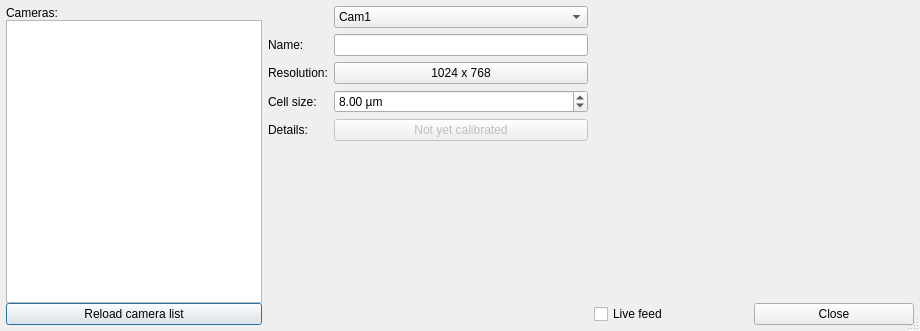
First picture: the form in gui/camerasettingsdialog.ui, repository ryaninvents/PicoScan, before the edit.
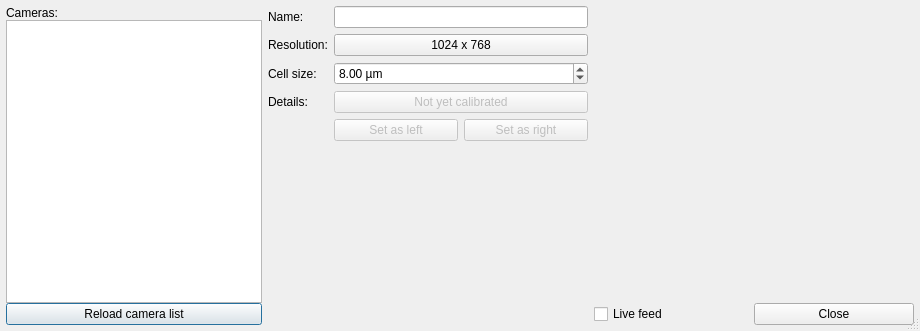
Second picture: the form after the edit. Icons and pictures are not drawn. Custom widgets are drawn as their Qt base class.

What changed in the file:
```diff
--- a/gui/camerasettingsdialog.ui
+++ b/gui/camerasettingsdialog.ui
@@ -92,38 +92,38 @@
      <property name="fieldGrowthPolicy">
       <enum>QFormLayout::AllNonFixedFieldsGrow</enum>
      </property>
-     <item row="1" column="0">
+     <item row="0" column="0">
       <widget class="QLabel" name="label_2">
        <property name="text">
         <string>Name:</string>
        </property>
       </widget>
      </item>
-     <item row="1" column="1">
+     <item row="0" column="1">
       <widget class="QLineEdit" name="camName"/>
      </item>
-     <item row="2" column="0">
+     <item row="1" column="0">
       <widget class="QLabel" name="label_5">
        <property name="text">
         <string>Resolution:</string>
        </property>
       </widget>
      </item>
-     <item row="2" column="1">
+     <item row="1" column="1">
       <widget class="QPushButton" name="resolution">
        <property name="text">
         <string>1024 x 768</string>
        </property>
       </widget>
      </item>
-     <item row="3" column="0">
+     <item row="2" column="0">
       <widget class="QLabel" name="label_6">
        <property name="text">
         <string>Cell size:</string>
        </property>
       </widget>
      </item>
-     <item row="3" column="1">
+     <item row="2" column="1">
       <widget class="QDoubleSpinBox" name="cellSize">
        <property name="suffix">
         <string> µm</string>
@@ -139,14 +139,14 @@
        </property>
       </widget>
      </item>
-     <item row="4" column="0">
+     <item row="3" column="0">
       <widget class="QLabel" name="label_7">
        <property name="text">
         <string>Details:</string>
        </property>
       </widget>
      </item>
-     <item row="4" column="1">
+     <item row="3" column="1">
       <widget class="QPushButton" name="calibrationDetails">
        <property name="enabled">
         <bool>false</bool>
@@ -156,24 +156,29 @@
        </property>
       </widget>
      </item>
-     <item row="0" column="1">
-      <widget class="QComboBox" name="cams">
+     <item row="4" column="1">
+      <layout class="QHBoxLayout" name="horizontalLayout_4">
        <item>
-        <property name="text">
-         <string>Cam1</string>
-        </property>
+        <widget class="QPushButton" name="setLeft">
+         <property name="enabled">
+          <bool>false</bool>
+         </property>
+         <property name="text">
+          <string>Set as left</string>
+         </property>
+        </widget>
        </item>
        <item>
-        <property name="text">
-         <string>Cam2</string>
-        </property>
+        <widget class="QPushButton" name="setRight">
+         <property name="enabled">
+          <bool>false</bool>
+         </property>
+         <property name="text">
+          <string>Set as right</string>
+         </property>
+        </widget>
        </item>
-       <item>
-        <property name="text">
-         <string>Cam3</string>
-        </property>
-       </item>
-      </widget>
+      </layout>
      </item>
     </layout>
    </item>
```
Left out of the diff: 34 changed lines with no effect on the pictures.
